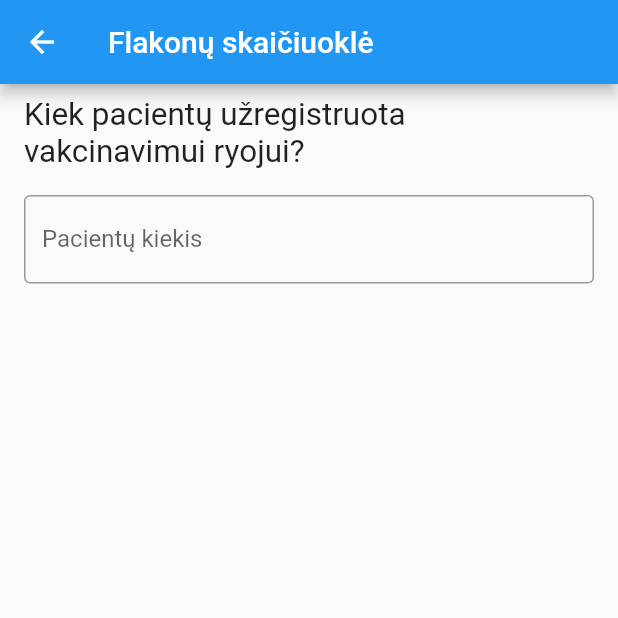
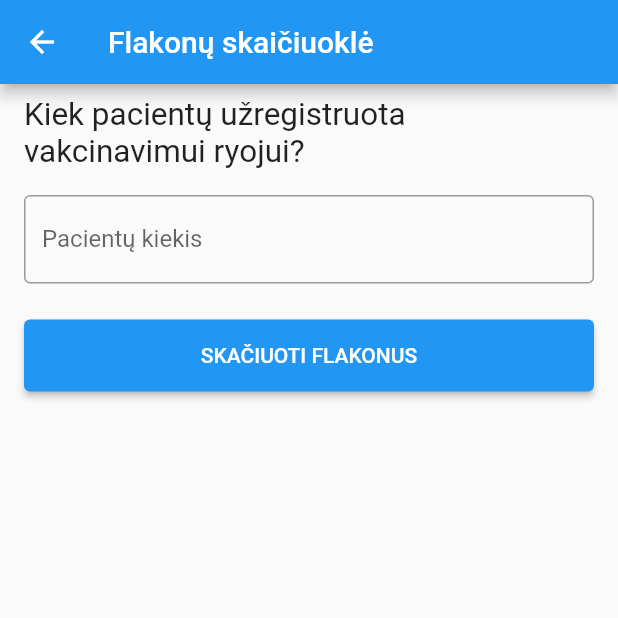
Before and after one commit to liusbl/pagalba-gydytojui, a Flutter app: the VialCalculationScreen screen opened by its route, on a phone screen of 412 x 824 dp, the top half of it. Run offline on Flutter 3.47's test engine with Material 2 defaults, Android fonts, the phone set to English and light mode, and no system bars; our stand-ins replace equatable.

Commit message:
Add button for counting vials in vial_calculation_screen.dart

```diff
--- a/lib/vial/vial_calculation_screen.dart
+++ b/lib/vial/vial_calculation_screen.dart
@@ -23,6 +23,7 @@ class _VialCalculationScreenState extends State<VialCalculationScreen> {
         title: Text('Flakonų skaičiuoklė'),
       ),
       body: Column(
+        crossAxisAlignment: CrossAxisAlignment.stretch,
         children: [
           Padding(
             padding: const EdgeInsets.symmetric(vertical: 8.0, horizontal: 16.0),
@@ -41,6 +42,13 @@ class _VialCalculationScreenState extends State<VialCalculationScreen> {
                   InputDecoration(border: OutlineInputBorder(), labelText: 'Pacientų kiekis'),
             ),
           ),
+          Padding(
+            padding: const EdgeInsets.all(16.0),
+            child: ElevatedButton(onPressed: () {}, child: Padding(
+              padding: const EdgeInsets.all(16.0),
+              child: Text('SKAČIUOTI FLAKONUS'),
+            )),
+          )
         ],
       ),
     );
```
